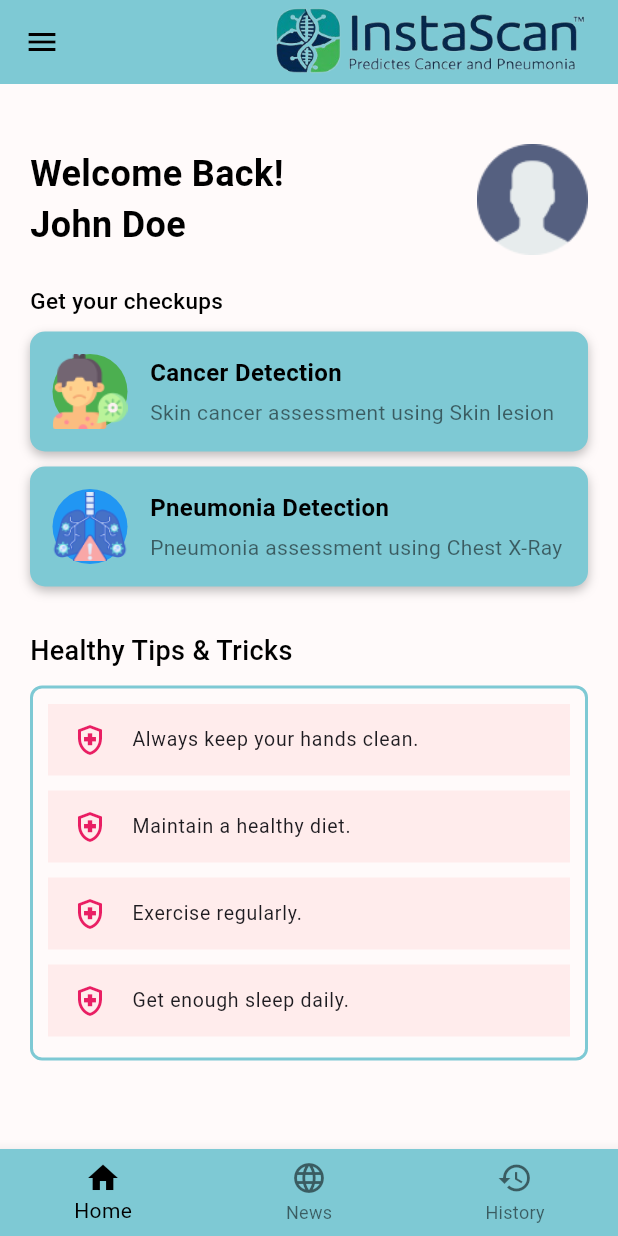
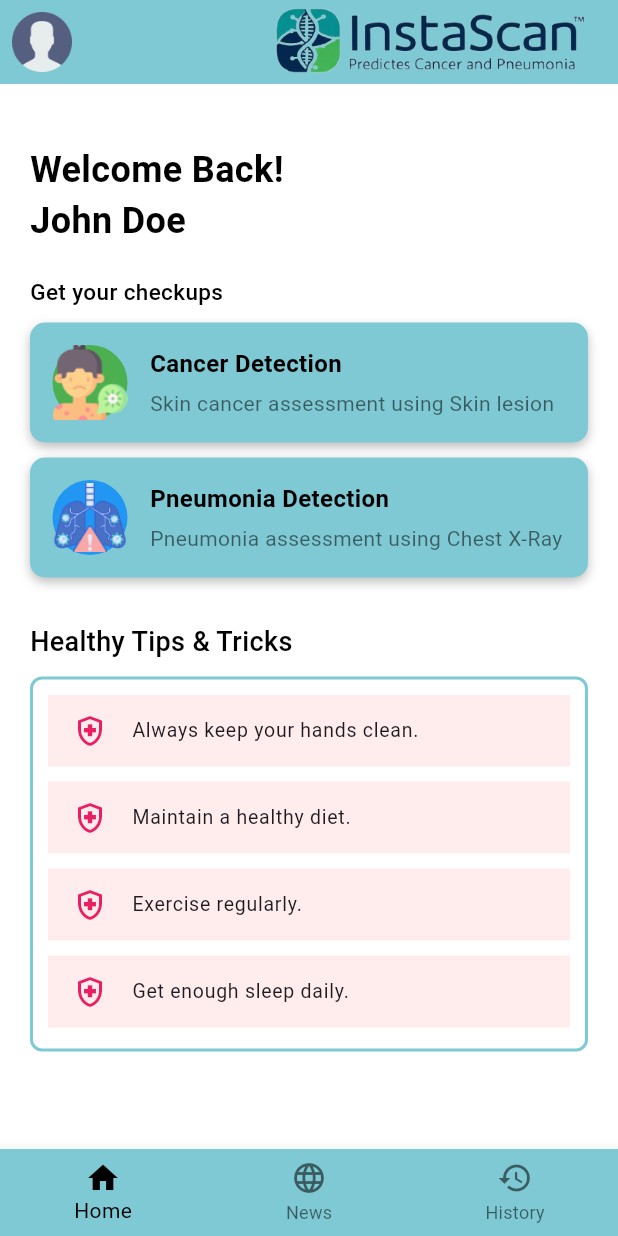
Before and after one commit to AlphaShiv7781/InstaScan, a Flutter app: the screen it shows after launch, after a tap on "Sign In", on a phone screen of 412 x 824 dp. Run offline on Flutter 3.47's test engine with Material 3 defaults, Android fonts, the phone set to English and light mode, and no system bars; our stand-ins replace animate_do, animated_text_kit; network calls fail.

Commit message:
Changes done

```diff
--- a/lib/custom_widgets/dashboard_option_card.dart
+++ b/lib/custom_widgets/dashboard_option_card.dart
@@ -7,7 +7,7 @@ class DashBoardOptionCard extends StatelessWidget {
   final String icon;
   @override
   Widget build(BuildContext context) {
-    return Container(
+    return Ink(
       decoration: BoxDecoration(
         color: Color(0xFF7EC9D4),
         borderRadius: BorderRadius.circular(10),
--- a/lib/screens/auth_screens/signin_screen.dart
+++ b/lib/screens/auth_screens/signin_screen.dart
@@ -2,7 +2,7 @@ import 'package:animated_text_kit/animated_text_kit.dart';
 import 'package:flutter/material.dart';
 import 'package:instascan/custom_widgets/text_formfield.dart';
 import 'package:instascan/screens/auth_screens/signup_screen.dart';
-import 'package:instascan/screens/dashboard_screens/home_screen.dart';
+import 'package:instascan/screens/dashboard_screens/main_screen.dart';
 class SignInScreen extends StatefulWidget {
   const SignInScreen({super.key});
 
@@ -62,7 +62,7 @@ class _SignInScreenState extends State<SignInScreen> {
               //Sign-In Button
               InkWell(
                 onTap: (){
-                  Navigator.push(context, MaterialPageRoute(builder: (context) => HomeScreen()),
+                  Navigator.push(context, MaterialPageRoute(builder: (context) => MainScreen()),
                   );
                 },
                 child: Container(
--- a/lib/screens/auth_screens/signup_screen.dart
+++ b/lib/screens/auth_screens/signup_screen.dart
@@ -1,6 +1,6 @@
 import 'package:flutter/material.dart';
 import 'package:instascan/custom_widgets/text_formfield.dart';
-import 'package:instascan/screens/dashboard_screens/home_screen.dart';
+import 'package:instascan/screens/dashboard_screens/main_screen.dart';
 class SignUpScreen extends StatefulWidget {
   const SignUpScreen({super.key});
 
@@ -133,7 +133,7 @@ class _SignUpScreenState extends State<SignUpScreen> {
               //Sign-Up Button
               InkWell(
                 onTap: (){
-                   Navigator.push(context, MaterialPageRoute(builder: (context)=>HomeScreen()));
+                   Navigator.push(context, MaterialPageRoute(builder: (context)=>MainScreen()));
                 },
                 child: Container(
                   decoration: BoxDecoration(
--- a/lib/screens/dashboard_screens/home_screen.dart
+++ b/lib/screens/dashboard_screens/home_screen.dart
@@ -1,61 +1,31 @@
 import 'package:flutter/material.dart';
 import 'package:instascan/custom_widgets/dashboard_option_card.dart';
 import 'package:instascan/custom_widgets/healthy_tipstrick_box.dart';
-import 'news_screen.dart';
-class HomeScreen extends StatelessWidget {
-  const HomeScreen({Key? key}) : super(key: key);
+class HomeScreen extends StatefulWidget {
+  const HomeScreen({super.key});
 
+  @override
+  State<HomeScreen> createState() => _HomeScreenState();
+}
+
+class _HomeScreenState extends State<HomeScreen> {
   @override
   Widget build(BuildContext context) {
     return Scaffold(
-      appBar: AppBar(
-        backgroundColor: const Color(0xFF7EC9D4),
-        elevation: 0,
-        leading: IconButton(
-          icon: const Icon(Icons.menu, color: Colors.black),
-          onPressed: () {
-            // Handle menu action
-          },
-        ),
-
-        actions: [
-          Padding(
-            padding: EdgeInsets.only(right: 20),
-            child: Image(
-              image: AssetImage(
-                  'assets/images/Logo2.png'),
-            ),
-          ),
-        ],
-      ),
-
-      backgroundColor: const Color(0xFFFFFAFA),
-
-      body: SafeArea(
-        child: SingleChildScrollView(
+      backgroundColor: Colors.white, // Set background color
+      body: SingleChildScrollView(
         child: Padding(
           padding: const EdgeInsets.fromLTRB(20, 40, 20, 0),
           child: Column(
             crossAxisAlignment: CrossAxisAlignment.start,
-              children: [
-                // Welcome Text
-                Row(
-                  mainAxisAlignment: MainAxisAlignment.spaceBetween,
             children: [
               const Text(
                 "Welcome Back!\nJohn Doe",
                 style: TextStyle(
                   fontSize: 24,
                   fontWeight: FontWeight.bold,
-                        color: Colors.black,
+                  color: Colors.black, // Explicit text color
                 ),
-                    ),
-                    Image(
-                      image: AssetImage(
-                        'assets/images/User.png'
-                    ),
-                    ),
-                  ],
               ),
               const SizedBox(height: 20),
               const Text(
@@ -66,30 +36,34 @@ class HomeScreen extends StatelessWidget {
                   color: Colors.black,
                 ),
               ),
+              const SizedBox(height: 10),
+              InkWell(
+                onTap: (){
 
+                },
+                splashColor: Colors.cyan,
 
-                const SizedBox(height: 10),
-                // Detection Cards
-
-                DashBoardOptionCard(
+                child: DashBoardOptionCard(
                   title: 'Cancer Detection',
                   subtitle: 'Skin cancer assessment using Skin lesion',
                   icon: 'assets/images/skincancer.png',
                   color: Colors.green,
                 ),
+              ),
+              const SizedBox(height: 10),
+              InkWell(
+                onTap: (){
 
-                const SizedBox(height: 10),
-
-                DashBoardOptionCard(
+                },
+                splashColor: Colors.cyan,
+                child: DashBoardOptionCard(
                   title: 'Pneumonia Detection',
                   subtitle: 'Pneumonia assessment using Chest X-Ray',
                   icon: 'assets/images/pneumonia.png',
                   color: Colors.blue,
                 ),
-
-
+              ),
               const SizedBox(height: 30),
-                // Healthy Tips Section
               const Text(
                 "Healthy Tips & Tricks",
                 style: TextStyle(
@@ -99,42 +73,11 @@ class HomeScreen extends StatelessWidget {
                 ),
               ),
               const SizedBox(height: 10),
-                HealthyTipsTrickBox(),
+              const HealthyTipsTrickBox(),
             ],
           ),
         ),
       ),
-      ),
-      // Bottom Navigation Bar
-      bottomNavigationBar: BottomNavigationBar(
-        backgroundColor: const Color(0xFF7EC9D4),
-        selectedItemColor: Colors.black,
-        unselectedItemColor: Colors.black54,
-        onTap: (index) {
-          if (index == 1) { // News Button
-            Navigator.push(
-              context,
-              MaterialPageRoute(
-                builder: (context) => const NewsScreen(),
-              ),
-            );
-          }
-        },
-        items: const [
-          BottomNavigationBarItem(
-            icon: Icon(Icons.home),
-            label: 'Home',
-          ),
-          BottomNavigationBarItem(
-            icon: Icon(Icons.language),
-            label: 'News',
-          ),
-          BottomNavigationBarItem(
-            icon: Icon(Icons.history),
-            label: 'History',
-          ),
-        ],
-      ),
     );
   }
 }
--- /dev/null
+++ b/lib/screens/dashboard_screens/main_screen.dart
@@ -0,0 +1,69 @@
+import 'package:flutter/material.dart';
+import 'package:instascan/screens/dashboard_screens/home_screen.dart';
+import 'news_screen.dart';
+
+class MainScreen extends StatefulWidget {
+  const MainScreen({super.key});
+
+  @override
+  State<MainScreen> createState() => _MainScreenState();
+}
+
+class _MainScreenState extends State<MainScreen> {
+  int _selected = 0;
+
+  final List<Widget> screens = [
+    const HomeScreen(),
+    const NewsScreen(),
+    const Center(child: Text("History Screen")), // Placeholder for History
+  ];
+
+  @override
+  Widget build(BuildContext context) {
+    return Scaffold(
+      appBar: AppBar(
+        backgroundColor: const Color(0xFF7EC9D4),
+        elevation: 0,
+        leading: IconButton(
+          icon: Image.asset('assets/images/User.png'),
+          onPressed: () {
+            // Handle menu action
+          },
+        ),
+        actions: [
+          Padding(
+            padding: const EdgeInsets.only(right: 20),
+            child: Image.asset('assets/images/Logo2.png'),
+          ),
+        ],
+      ),
+      backgroundColor: const Color(0xFFFFFAFA),
+      body: screens[_selected],
+      bottomNavigationBar: BottomNavigationBar(
+        backgroundColor: const Color(0xFF7EC9D4),
+        selectedItemColor: Colors.black,
+        unselectedItemColor: Colors.black54,
+        currentIndex: _selected,
+        onTap: (index) {
+          setState(() {
+            _selected = index;
+          });
+        },
+        items: const [
+          BottomNavigationBarItem(
+            icon: Icon(Icons.home),
+            label: 'Home',
+          ),
+          BottomNavigationBarItem(
+            icon: Icon(Icons.language),
+            label: 'News',
+          ),
+          BottomNavigationBarItem(
+            icon: Icon(Icons.history),
+            label: 'History',
+          ),
+        ],
+      ),
+    );
+  }
+}
--- a/lib/screens/dashboard_screens/news_screen.dart
+++ b/lib/screens/dashboard_screens/news_screen.dart
@@ -19,9 +19,9 @@ class _NewsScreenState extends State<NewsScreen> {
   }
 
   Future<void> fetchNews() async {
-    const String apiKey = '4866cff6c3584e10a355a7d061192da7';
+    const String apiKey = '4812467692c24564a77a17a45b026c4d';
     const String url =
-        'https://newsapi.org/v2/top-headlines?country=us&apiKey=$apiKey';
+        'https://newsapi.org/v2/top-headlines?category=health&apiKey=$apiKey';
 
     try {
       final response = await http.get(Uri.parse(url));
@@ -41,10 +41,7 @@ class _NewsScreenState extends State<NewsScreen> {
   @override
   Widget build(BuildContext context) {
     return Scaffold(
-      appBar: AppBar(
-        title: const Text('News'),
-        backgroundColor: const Color(0xFF7EC9D4),
-      ),
+      backgroundColor: Colors.white54,
       body: articles.isEmpty
           ? const Center(child: CircularProgressIndicator())
           : ListView.builder(
```
Lines whose indentation alone changed are shown as unchanged.
